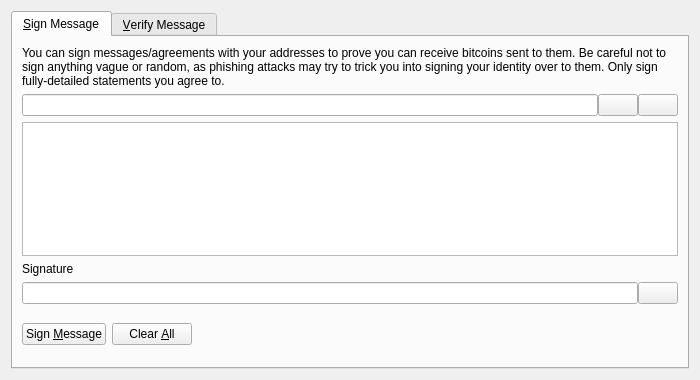
First picture: the form in src/qt/forms/signverifymessagedialog.ui, repository carboncointrust/CC, before the edit.
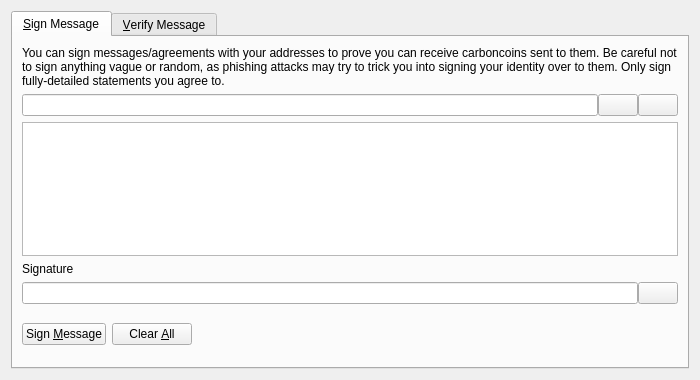
Second picture: the form after the edit. Icons and pictures are not drawn. Custom widgets are drawn as their Qt base class.

The edit to the form file:
```diff
--- a/src/qt/forms/signverifymessagedialog.ui
+++ b/src/qt/forms/signverifymessagedialog.ui
@@ -30,7 +30,7 @@
        <item>
         <widget class="QLabel" name="infoLabel_SM">
          <property name="text">
-          <string>You can sign messages/agreements with your addresses to prove you can receive bitcoins sent to them. Be careful not to sign anything vague or random, as phishing attacks may try to trick you into signing your identity over to them. Only sign fully-detailed statements you agree to.</string>
+          <string>You can sign messages/agreements with your addresses to prove you can receive carboncoins sent to them. Be careful not to sign anything vague or random, as phishing attacks may try to trick you into signing your identity over to them. Only sign fully-detailed statements you agree to.</string>
          </property>
          <property name="textFormat">
           <enum>Qt::PlainText</enum>
```
Left out of the diff: 26 changed lines with no effect on the pictures.
